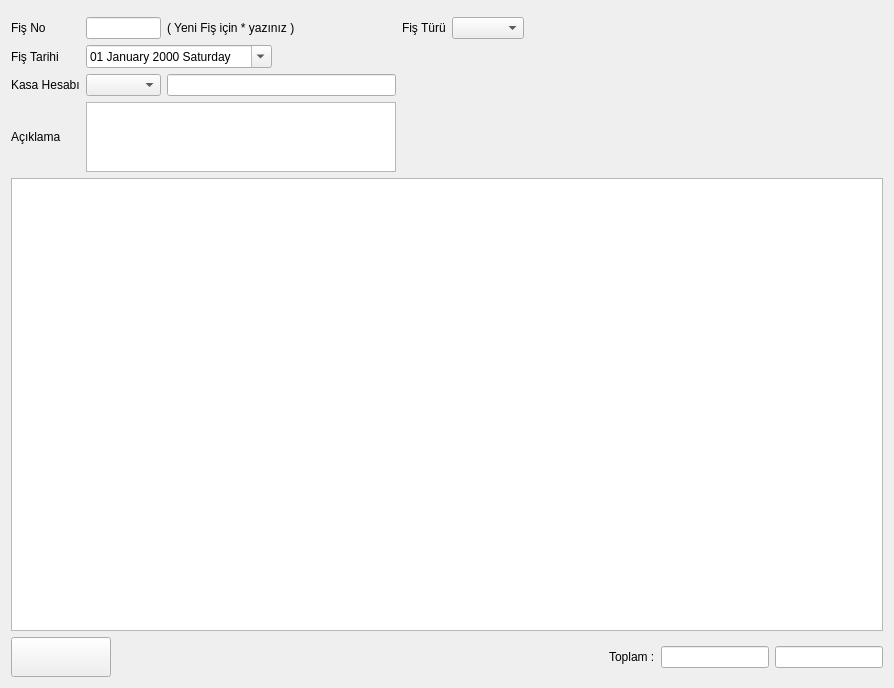
adakteknoloji/FRAMEWORK, file TEMPLATE/xyz_fisi.ui: the form before one commit.
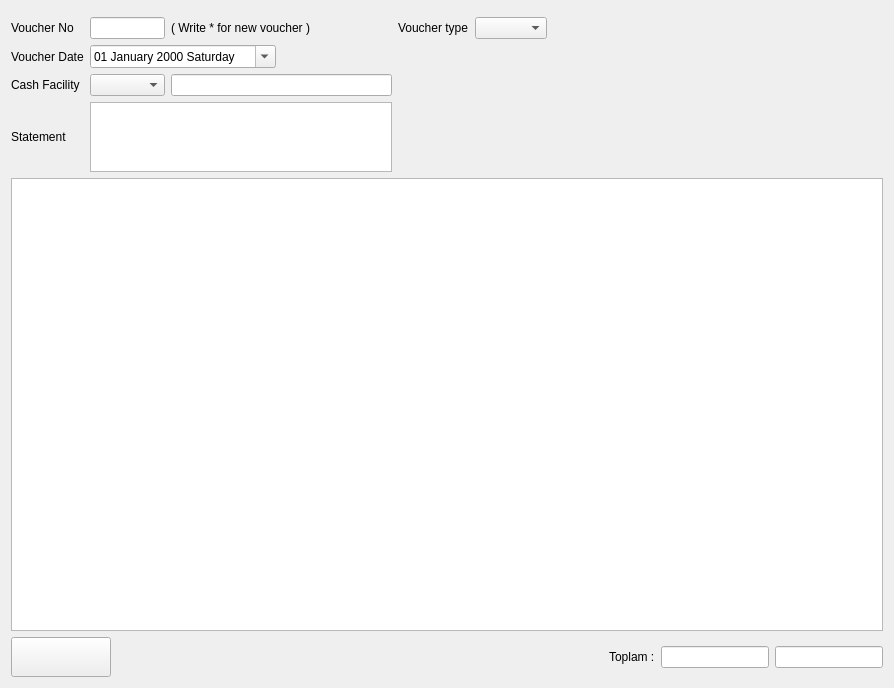
The form after the commit. Icons and pictures are not drawn. Custom widgets are drawn as their Qt base class.

Diff of the .ui file:
```diff
--- a/TEMPLATE/xyz_fisi.ui
+++ b/TEMPLATE/xyz_fisi.ui
@@ -38,7 +38,7 @@
      <item row="1" column="0">
       <widget class="QLabel" name="label">
        <property name="text">
-        <string>Fiş No</string>
+        <string>Voucher No</string>
        </property>
       </widget>
      </item>
@@ -54,14 +54,14 @@
         </sizepolicy>
        </property>
        <property name="text">
-        <string>( Yeni Fiş için * yazınız )</string>
+        <string>( Write * for new voucher )</string>
        </property>
       </widget>
      </item>
      <item row="1" column="4">
       <widget class="QLabel" name="label_2">
        <property name="text">
-        <string>Fiş Türü</string>
+        <string>Voucher type</string>
        </property>
       </widget>
      </item>
@@ -84,7 +84,7 @@
      <item row="2" column="0">
       <widget class="QLabel" name="label_6">
        <property name="text">
-        <string>Fiş Tarihi</string>
+        <string>Voucher Date</string>
        </property>
       </widget>
      </item>
@@ -101,7 +101,7 @@
      <item row="3" column="0">
       <widget class="QLabel" name="label_5">
        <property name="text">
-        <string>Kasa Hesabı</string>
+        <string>Cash Facility</string>
        </property>
       </widget>
      </item>
@@ -114,7 +114,7 @@
      <item row="4" column="0">
       <widget class="QLabel" name="label_4">
        <property name="text">
-        <string>Açıklama</string>
+        <string>Statement</string>
        </property>
       </widget>
      </item>
```
Left out of the diff: 1 changed line with no effect on the pictures.
